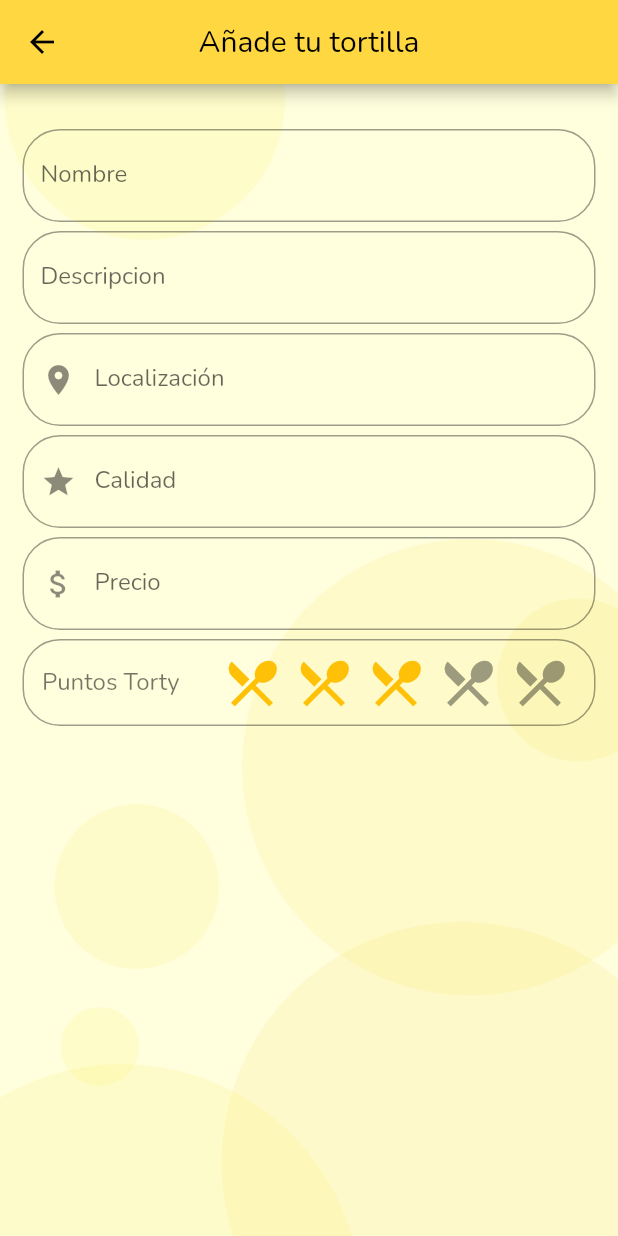
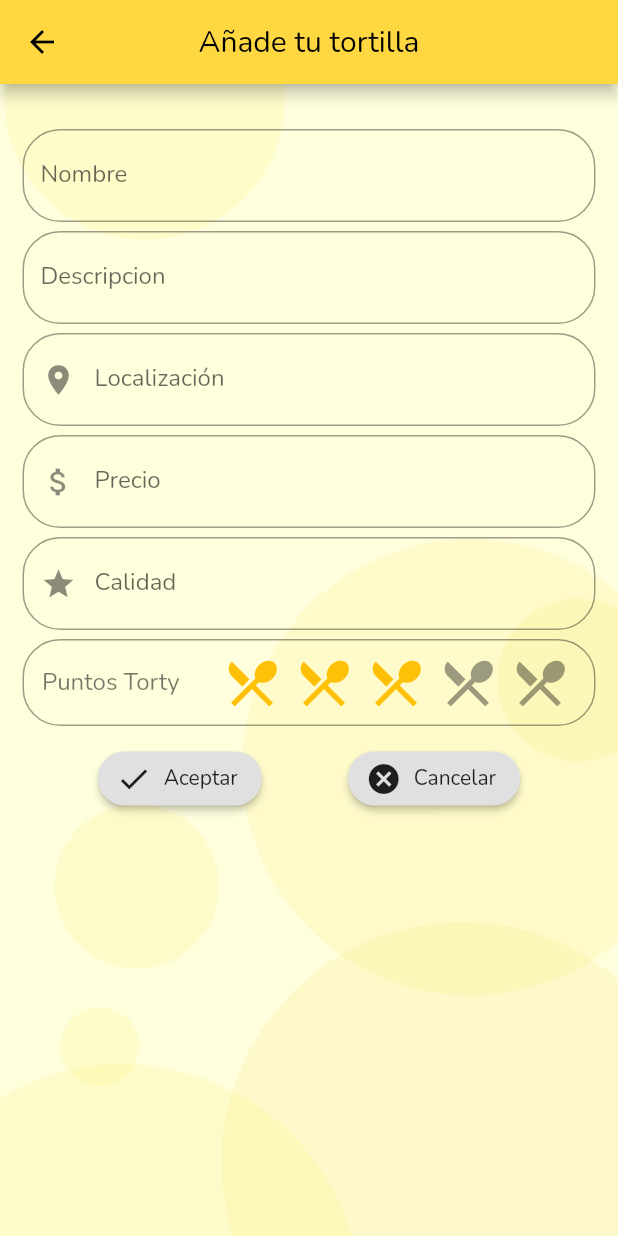
Before and after one commit to AlexRioja/Torty_App, a Flutter app: the AddScreen screen opened by its route, on a phone screen of 412 x 824 dp. Run offline on Flutter 3.47's test engine with Material 2 defaults, Android fonts, the light colour scheme and no system bars; drawn by our look-alikes of flutter_rating_bar; our stand-ins replace carousel_slider, flip_card, google_fonts.

Commit message:
Updates to the code: -Added buttons to AddScreen (still not working)

```diff
--- a/lib/Components/AddScreen.dart
+++ b/lib/Components/AddScreen.dart
@@ -56,21 +56,40 @@ class _AddFormState extends State<AddForm> {
           Container(
             height: MediaQuery.of(context).size.height,
             decoration: BoxDecoration(
-              image: DecorationImage(
-                image: AssetImage("assets/images/backgrounds/test_2.jpg"),
-                fit: BoxFit.cover,
-                colorFilter: ColorFilter.linearToSrgbGamma()
-              )
-            ),
+                image: DecorationImage(
+                    image: AssetImage("assets/images/backgrounds/test_2.jpg"),
+                    fit: BoxFit.cover,
+                    colorFilter: ColorFilter.linearToSrgbGamma())),
             child: Column(
               mainAxisSize: MainAxisSize.max,
               children: <Widget>[
                 _nameField(controllers: _controllers, decorator: _decorator),
                 _descField(controllers: _controllers, decorator: _decorator),
-                _locationField(controllers: _controllers, decorator: _decorator),
+                _locationField(
+                    controllers: _controllers, decorator: _decorator),
+                _priceField(controllers: _controllers, decorator: _decorator),
                 _qualityField(controllers: _controllers, decorator: _decorator),
-                _priceField(controllers: _controllers, decorator: _decorator),
                 _tortyField(controllers: _controllers, decorator: _decorator),
+                Padding(
+                  padding: const EdgeInsets.all(8.0),
+                  child: Row(
+                    mainAxisAlignment: MainAxisAlignment.spaceEvenly,
+                    children: [
+                      RaisedButton.icon(
+                        onPressed: () {},
+                        icon: Icon(Icons.check),
+                        label: Text("Aceptar"),
+                        shape: StadiumBorder(),
+                      ),
+                      RaisedButton.icon(
+                        onPressed: () {},
+                        icon: Icon(Icons.cancel),
+                        label: Text("Cancelar"),
+                        shape: StadiumBorder(),
+                      ),
+                    ],
+                  ),
+                ),
                 //TODO implementar botones para confirmar y cancelar formulario y poner bonito (row)
               ],
             ),
```
